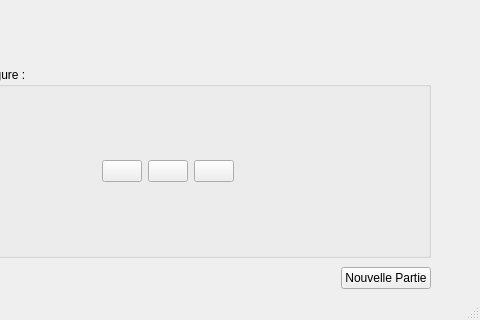
TomPlanche/S2-01, file v2/chifoumivue.ui: the form before one commit; both pictures show x 145 to 625 and y 208 to 528 of the 625 by 528 pixel window.
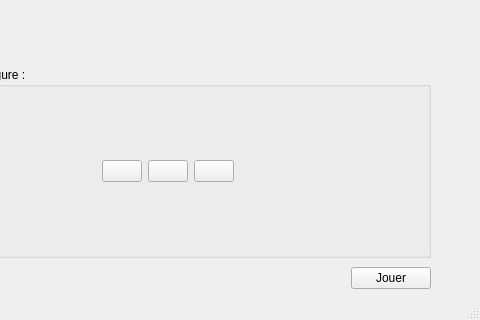
The form after the commit. Icons and pictures are not drawn.

```diff
--- a/v2/chifoumivue.ui
+++ b/v2/chifoumivue.ui
@@ -381,7 +381,7 @@
             <item>
              <widget class="QPushButton" name="bNewPartie">
               <property name="text">
-               <string>Nouvelle Partie</string>
+               <string>Jouer</string>
               </property>
              </widget>
             </item>
```
